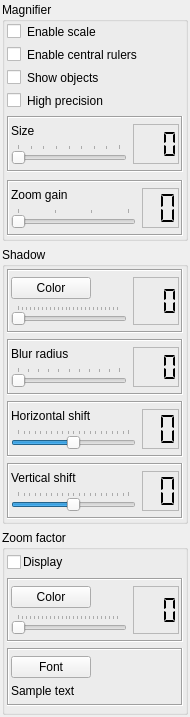
xnamed/vacuum-im, file src/plugins/mapmagnifier/magnifieroptions2.ui: the form before one commit.
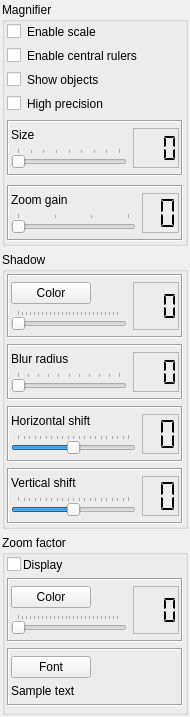
The form after the commit.

What changed in the file:
```diff
--- a/src/plugins/mapmagnifier/magnifieroptions2.ui
+++ b/src/plugins/mapmagnifier/magnifieroptions2.ui
@@ -57,7 +57,7 @@
        <number>2</number>
       </property>
       <property name="verticalSpacing">
-       <number>8</number>
+       <number>9</number>
       </property>
       <item row="0" column="0">
        <widget class="QCheckBox" name="chkEnableScale">
```
